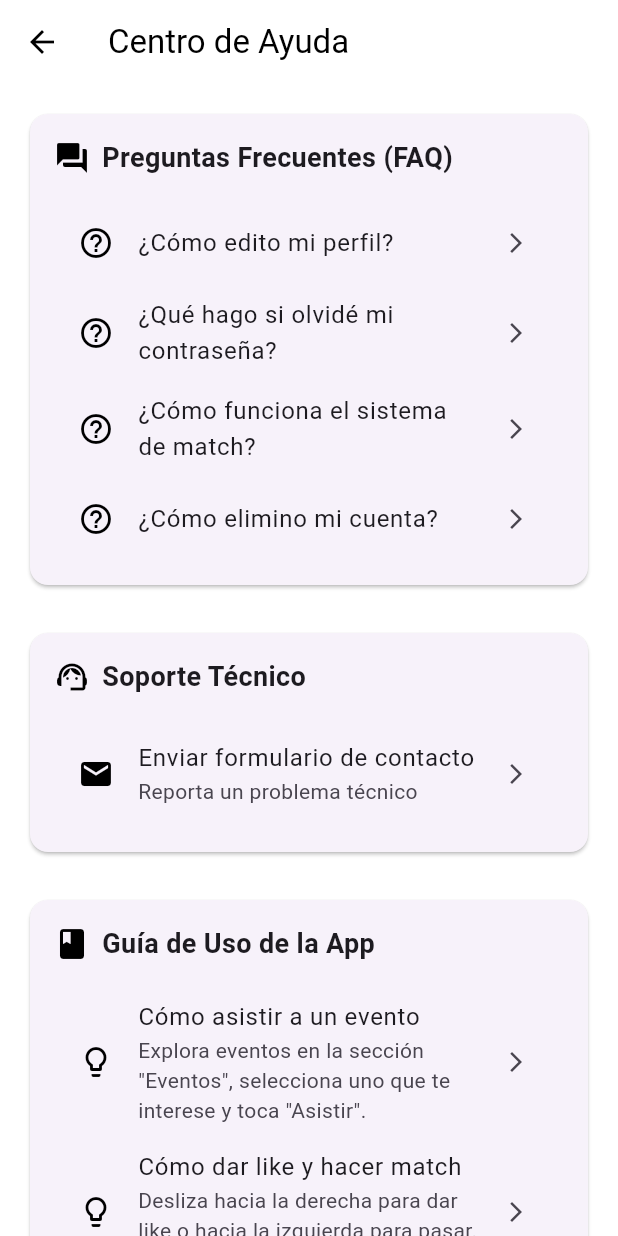
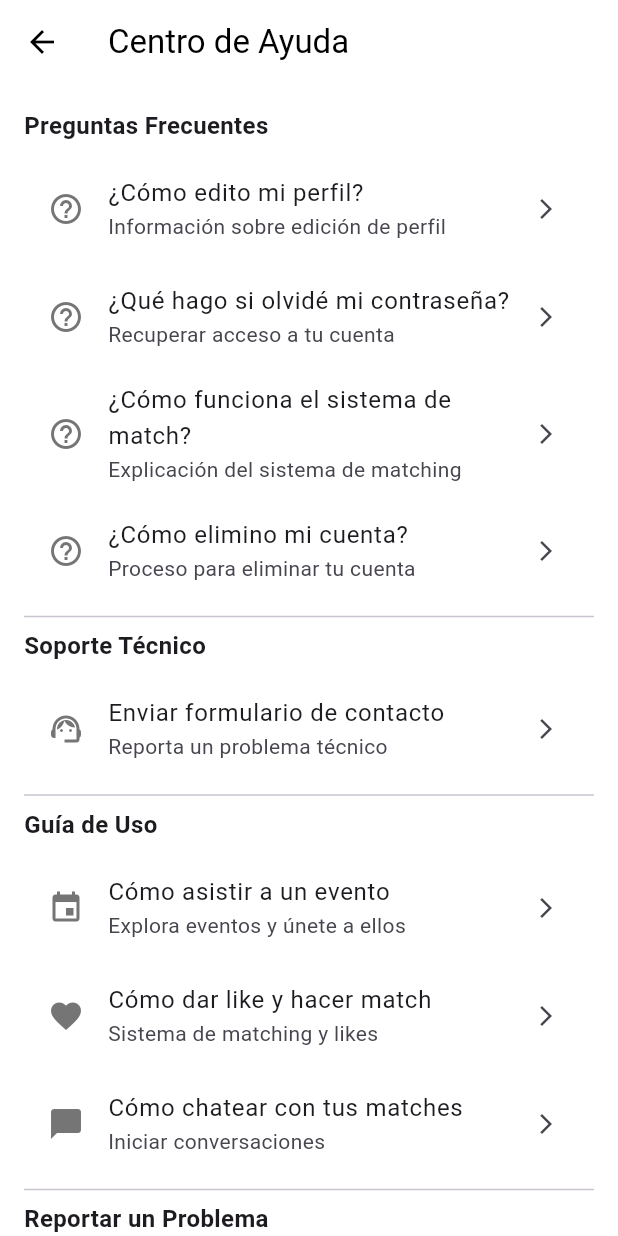
Before and after one commit to JuliLaterza/juvuit_flutter, a Flutter app: the HelpCenterScreen screen opened by its route, on a phone screen of 412 x 824 dp. Run offline on Flutter 3.47's test engine with Material 3 defaults, Android fonts, the phone set to English and light mode, and no system bars; our stand-ins replace cached_network_image, card_swiper, carousel_slider, cloud_firestore, firebase_auth, firebase_core and 4 more; missing offline and left inert: apple_maps_flutter; accounts and stored records are empty.

Commit message:
upd help_center

```diff
--- a/lib/features/profile/presentation/screens/help_center_screen.dart
+++ b/lib/features/profile/presentation/screens/help_center_screen.dart
@@ -181,90 +181,118 @@ class _HelpCenterScreenState extends State<HelpCenterScreen> {
           padding: const EdgeInsets.all(16.0),
           children: [
             // Preguntas Frecuentes
-            _buildSection(
-              'Preguntas Frecuentes (FAQ)',
-              Icons.question_answer,
-              [
-                _buildFAQItem(
+            const Text('Preguntas Frecuentes', style: TextStyle(fontSize: 16, fontWeight: FontWeight.bold)),
+            const SizedBox(height: 8),
+            ListTile(
+              leading: const Icon(Icons.help_outline, color: AppColors.gray),
+              title: const Text('¿Cómo edito mi perfil?'),
+              subtitle: const Text('Información sobre edición de perfil'),
+              trailing: const Icon(Icons.arrow_forward_ios, size: 16),
+              onTap: () => _showFAQDialog(
                 '¿Cómo edito mi perfil?',
                 'Ve a tu perfil y toca "Editar Perfil". Allí podrás cambiar tu información, fotos y preferencias.',
               ),
-                _buildFAQItem(
+            ),
+            ListTile(
+              leading: const Icon(Icons.help_outline, color: AppColors.gray),
+              title: const Text('¿Qué hago si olvidé mi contraseña?'),
+              subtitle: const Text('Recuperar acceso a tu cuenta'),
+              trailing: const Icon(Icons.arrow_forward_ios, size: 16),
+              onTap: () => _showFAQDialog(
                 '¿Qué hago si olvidé mi contraseña?',
                 'En la pantalla de login, toca "¿Olvidaste tu contraseña?" y sigue las instrucciones para restablecerla.',
               ),
-                _buildFAQItem(
+            ),
+            ListTile(
+              leading: const Icon(Icons.help_outline, color: AppColors.gray),
+              title: const Text('¿Cómo funciona el sistema de match?'),
+              subtitle: const Text('Explicación del sistema de matching'),
+              trailing: const Icon(Icons.arrow_forward_ios, size: 16),
+              onTap: () => _showFAQDialog(
                 '¿Cómo funciona el sistema de match?',
                 'Cuando das like a un perfil y esa persona también te da like, se produce un match. Podrás chatear y coordinar encuentros.',
               ),
-                _buildFAQItem(
+            ),
+            ListTile(
+              leading: const Icon(Icons.help_outline, color: AppColors.gray),
+              title: const Text('¿Cómo elimino mi cuenta?'),
+              subtitle: const Text('Proceso para eliminar tu cuenta'),
+              trailing: const Icon(Icons.arrow_forward_ios, size: 16),
+              onTap: () => _showFAQDialog(
                 '¿Cómo elimino mi cuenta?',
                 'Ve a Configuración > Cuenta avanzada > Eliminar cuenta. Ten en cuenta que esta acción es irreversible.',
               ),
-              ],
             ),
-            const SizedBox(height: 24),
+
+            const Divider(),
 
             // Soporte Técnico
-            _buildSection(
-              'Soporte Técnico',
-              Icons.support_agent,
-              [
+            const Text('Soporte Técnico', style: TextStyle(fontSize: 16, fontWeight: FontWeight.bold)),
+            const SizedBox(height: 8),
             ListTile(
-                  leading: const Icon(Icons.email, color: Colors.black),
+              leading: const Icon(Icons.support_agent, color: AppColors.gray),
               title: const Text('Enviar formulario de contacto'),
               subtitle: const Text('Reporta un problema técnico'),
               trailing: const Icon(Icons.arrow_forward_ios, size: 16),
               onTap: _showSupportForm,
             ),
-              ],
-            ),
-            const SizedBox(height: 24),
+
+            const Divider(),
 
             // Guía de Uso
-            _buildSection(
-              'Guía de Uso de la App',
-              Icons.book,
-              [
-                _buildGuideItem(
+            const Text('Guía de Uso', style: TextStyle(fontSize: 16, fontWeight: FontWeight.bold)),
+            const SizedBox(height: 8),
+            ListTile(
+              leading: const Icon(Icons.event, color: AppColors.gray),
+              title: const Text('Cómo asistir a un evento'),
+              subtitle: const Text('Explora eventos y únete a ellos'),
+              trailing: const Icon(Icons.arrow_forward_ios, size: 16),
+              onTap: () => _showFAQDialog(
                 'Cómo asistir a un evento',
                 'Explora eventos en la sección "Eventos", selecciona uno que te interese y toca "Asistir".',
               ),
-                _buildGuideItem(
+            ),
+            ListTile(
+              leading: const Icon(Icons.favorite, color: AppColors.gray),
+              title: const Text('Cómo dar like y hacer match'),
+              subtitle: const Text('Sistema de matching y likes'),
+              trailing: const Icon(Icons.arrow_forward_ios, size: 16),
+              onTap: () => _showFAQDialog(
                 'Cómo dar like y hacer match',
                 'Desliza hacia la derecha para dar like o hacia la izquierda para pasar. Si ambos se gustan, ¡es un match!',
               ),
-                _buildGuideItem(
+            ),
+            ListTile(
+              leading: const Icon(Icons.chat_bubble, color: AppColors.gray),
+              title: const Text('Cómo chatear con tus matches'),
+              subtitle: const Text('Iniciar conversaciones'),
+              trailing: const Icon(Icons.arrow_forward_ios, size: 16),
+              onTap: () => _showFAQDialog(
                 'Cómo chatear con tus matches',
                 'Ve a la sección "Chats" y selecciona un match para comenzar a conversar.',
               ),
-              ],
             ),
-            const SizedBox(height: 24),
+
+            const Divider(),
 
             // Reportar Problema
-            _buildSection(
-              'Reportar un Problema',
-              Icons.report,
-              [
+            const Text('Reportar un Problema', style: TextStyle(fontSize: 16, fontWeight: FontWeight.bold)),
+            const SizedBox(height: 8),
             ListTile(
-                  leading: const Icon(Icons.bug_report, color: Colors.black),
+              leading: const Icon(Icons.report, color: AppColors.gray),
               title: const Text('Reportar problema o usuario'),
               subtitle: const Text('Problemas técnicos o conducta inapropiada'),
               trailing: const Icon(Icons.arrow_forward_ios, size: 16),
               onTap: _showReportDialog,
             ),
-              ],
-            ),
-            const SizedBox(height: 24),
 
-            // Términos y Condiciones
-            _buildSection(
-              'Información Legal',
-              Icons.description,
-              [
+            const Divider(),
+
+            // Información Legal
+            const Text('Información Legal', style: TextStyle(fontSize: 16, fontWeight: FontWeight.bold)),
+            const SizedBox(height: 8),
             ListTile(
-                  leading: const Icon(Icons.description, color: Colors.black),
+              leading: const Icon(Icons.description, color: AppColors.gray),
               title: const Text('Términos y condiciones'),
               trailing: const Icon(Icons.arrow_forward_ios, size: 16),
               onTap: () {
@@ -275,7 +303,7 @@ class _HelpCenterScreenState extends State<HelpCenterScreen> {
               },
             ),
             ListTile(
-                  leading: const Icon(Icons.privacy_tip, color: Colors.black),
+              leading: const Icon(Icons.privacy_tip, color: AppColors.gray),
               title: const Text('Política de privacidad'),
               trailing: const Icon(Icons.arrow_forward_ios, size: 16),
               onTap: () {
@@ -285,15 +313,12 @@ class _HelpCenterScreenState extends State<HelpCenterScreen> {
                 );
               },
             ),
-              ],
-            ),
-            const SizedBox(height: 24),
+
+            const Divider(),
 
             // Contacto Directo
-            _buildSection(
-              'Contacto Directo',
-              Icons.contact_support,
-              [
+            const Text('Contacto Directo', style: TextStyle(fontSize: 16, fontWeight: FontWeight.bold)),
+            const SizedBox(height: 8),
             ListTile(
               leading: const Icon(Icons.chat, color: Colors.green),
               title: const Text('WhatsApp'),
@@ -309,7 +334,7 @@ class _HelpCenterScreenState extends State<HelpCenterScreen> {
               onTap: _openInstagram,
             ),
             ListTile(
-                  leading: const Icon(Icons.email, color: Colors.black),
+              leading: const Icon(Icons.email, color: AppColors.gray),
               title: const Text('Email'),
               subtitle: const Text('soporte@witu.com'),
               trailing: const Icon(Icons.arrow_forward_ios, size: 16),
@@ -326,55 +351,7 @@ class _HelpCenterScreenState extends State<HelpCenterScreen> {
             ),
           ],
         ),
-          ],
-        ),
       ),
     );
   }
-
-  Widget _buildSection(String title, IconData icon, List<Widget> children) {
-    return Card(
-      child: Padding(
-        padding: const EdgeInsets.all(16.0),
-        child: Column(
-          crossAxisAlignment: CrossAxisAlignment.start,
-          children: [
-            Row(
-              children: [
-                Icon(icon, color: Colors.black),
-                const SizedBox(width: 8),
-                Text(
-                  title,
-                  style: const TextStyle(
-                    fontSize: 18,
-                    fontWeight: FontWeight.bold,
-                  ),
-                ),
-              ],
-            ),
-            const SizedBox(height: 16),
-            ...children,
-          ],
-        ),
-      ),
-    );
 }
-
-  Widget _buildFAQItem(String question, String answer) {
-    return ListTile(
-      leading: const Icon(Icons.help_outline, color: Colors.black),
-      title: Text(question),
-      trailing: const Icon(Icons.arrow_forward_ios, size: 16),
-      onTap: () => _showFAQDialog(question, answer),
-    );
-  }
-
-  Widget _buildGuideItem(String title, String description) {
-    return ListTile(
-      leading: const Icon(Icons.lightbulb_outline, color: Colors.black),
-      title: Text(title),
-      subtitle: Text(description),
-      trailing: const Icon(Icons.arrow_forward_ios, size: 16),
-    );
-  }
-}
```
Lines whose indentation alone changed are shown as unchanged.
